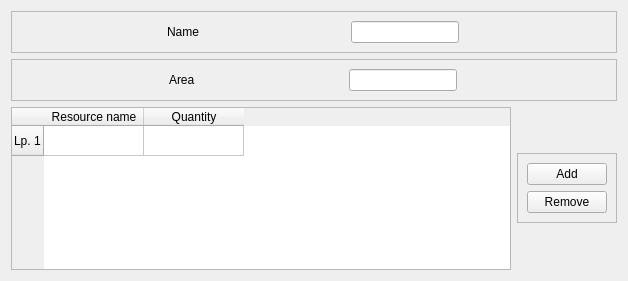
Qt form gui/field_type_tab.ui (hudaszekpiotr/InzynierkaProgram) before a commit.
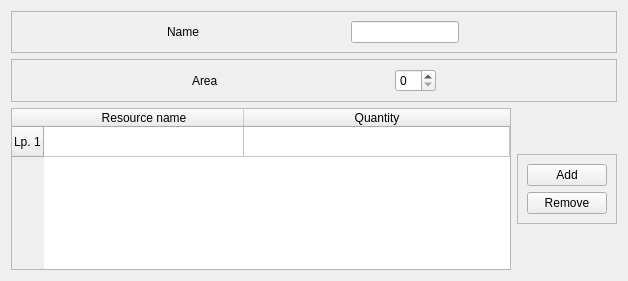
The same form after that commit.

```diff
--- a/gui/field_type_tab.ui
+++ b/gui/field_type_tab.ui
@@ -22,6 +22,12 @@
        <verstretch>0</verstretch>
       </sizepolicy>
      </property>
+     <attribute name="horizontalHeaderDefaultSectionSize">
+      <number>200</number>
+     </attribute>
+     <attribute name="horizontalHeaderStretchLastSection">
+      <bool>true</bool>
+     </attribute>
      <row>
       <property name="text">
        <string>Lp. 1</string>
@@ -153,7 +159,7 @@
        </widget>
       </item>
       <item>
-       <widget class="QLineEdit" name="lineEdit_2">
+       <widget class="QSpinBox" name="spinBox">
         <property name="sizePolicy">
          <sizepolicy hsizetype="Fixed" vsizetype="Fixed">
           <horstretch>0</horstretch>
```
